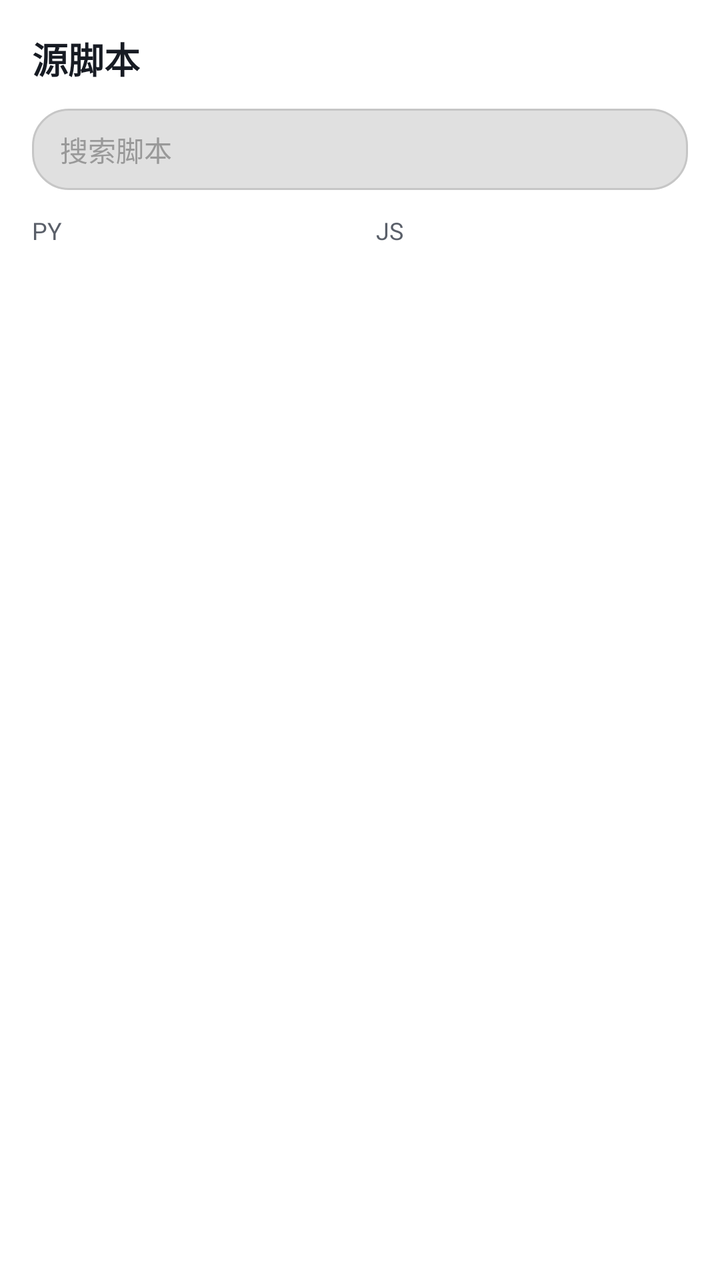
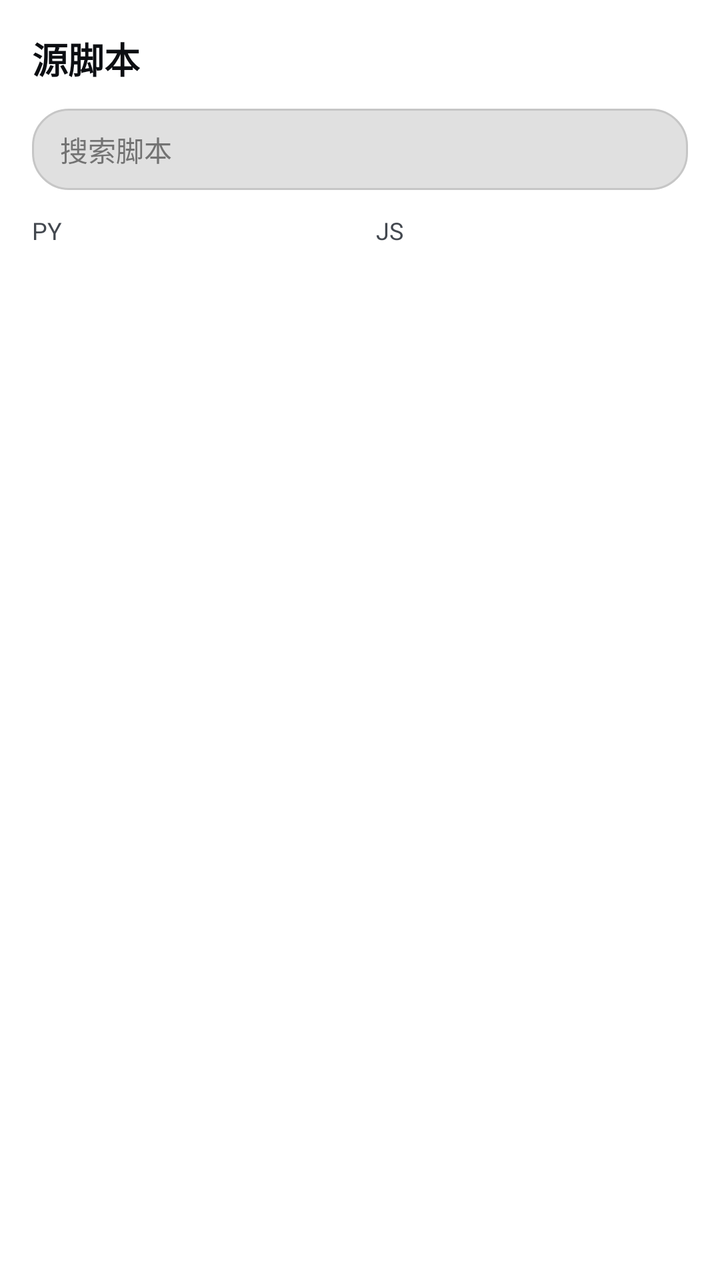

The first picture is an Android layout as it rendered before a commit; the second is the same layout after the commit. The layout source and the unified diff follow.
<!-- AndroidManifest.xml: another module's application theme Theme.App -->
<!-- res/layout/dialog_source_scripts.xml -->
<?xml version="1.0" encoding="utf-8"?>
<LinearLayout xmlns:android="http://schemas.android.com/apk/res/android"
    android:layout_width="match_parent"
    android:layout_height="wrap_content"
    android:orientation="vertical"
    android:background="@drawable/dialog_glass"
    android:padding="16dp">

    <TextView
        android:layout_width="wrap_content"
        android:layout_height="wrap_content"
        android:text="源脚本"
        android:textColor="#171B23"
        android:textSize="18sp"
        android:textStyle="bold"
        android:layout_marginBottom="12dp" />

    <EditText
        android:id="@+id/et_search"
        android:layout_width="match_parent"
        android:layout_height="wrap_content"
        android:layout_marginBottom="12dp"
        android:background="@drawable/shape_dialog_glass_input"
        android:hint="搜索脚本"
        android:textColor="#171B23"
        android:textColorHint="#999999"
        android:textSize="14sp"
        android:singleLine="true"
        android:imeOptions="actionSearch"
        android:inputType="text" />

    <LinearLayout
        android:id="@+id/layout_columns"
        android:layout_width="match_parent"
        android:layout_height="wrap_content"
        android:orientation="horizontal">

        <LinearLayout
            android:id="@+id/column_py"
            android:layout_width="0dp"
            android:layout_height="wrap_content"
            android:layout_weight="1"
            android:orientation="vertical"
            android:layout_marginEnd="8dp">

            <TextView
                android:layout_width="wrap_content"
                android:layout_height="wrap_content"
                android:text="PY"
                android:textColor="#5A5F69"
                android:textSize="12sp"
                android:layout_marginBottom="8dp" />

            <androidx.recyclerview.widget.RecyclerView
                android:id="@+id/rv_py"
                android:layout_width="match_parent"
                android:layout_height="250dp" />
        </LinearLayout>

        <LinearLayout
            android:id="@+id/column_js"
            android:layout_width="0dp"
            android:layout_height="wrap_content"
            android:layout_weight="1"
            android:orientation="vertical"
            android:layout_marginStart="8dp">

            <TextView
                android:layout_width="wrap_content"
                android:layout_height="wrap_content"
                android:text="JS"
                android:textColor="#5A5F69"
                android:textSize="12sp"
                android:layout_marginBottom="8dp" />

            <androidx.recyclerview.widget.RecyclerView
                android:id="@+id/rv_js"
                android:layout_width="match_parent"
                android:layout_height="250dp" />
        </LinearLayout>
    </LinearLayout>

    <TextView
        android:id="@+id/tv_empty"
        android:layout_width="wrap_content"
        android:layout_height="wrap_content"
        android:text="暂无脚本，去插件管理导入"
        android:textColor="#5A5F69"
        android:textSize="14sp"
        android:layout_gravity="center"
        android:padding="24dp"
        android:visibility="gone" />
</LinearLayout>
<!-- resources referenced by this layout -->
<resources>
  <!-- drawable dialog_glass (drawable) -->
  <?xml version="1.0" encoding="utf-8"?>
  <shape xmlns:android="http://schemas.android.com/apk/res/android"
      android:shape="rectangle">
      <solid android:color="#D9FFFFFF" />
      <stroke
          android:width="1dp"
          android:color="#33FFFFFF" />
      <corners android:radius="16dp" />
  </shape>
  <!-- drawable shape_dialog_glass_input (drawable) -->
  <?xml version="1.0" encoding="utf-8"?>
  <shape xmlns:android="http://schemas.android.com/apk/res/android"
      android:shape="rectangle">
  
      <corners android:radius="18dp" />
  
      <solid android:color="#E0E0E0" />
  
      <stroke
          android:width="1dp"
          android:color="#C6C6C6" />
  
      <padding
          android:bottom="10dp"
          android:left="14dp"
          android:right="14dp"
          android:top="10dp" />
  
  </shape>
  <style name="Theme.App" parent="Theme.XingChen">
          <item name="android:windowDisablePreview">true</item>
          <item name="android:windowSplashScreenBackground">#000000</item>
          <item name="android:windowBackground">#000000</item>
      </style>
  <style name="Theme.XingChen" parent="Theme.Material3.DayNight.NoActionBar">
          <item name="android:windowBackground">@android:color/transparent</item>
                <item name="android:colorBackground">@android:color/transparent</item>
          <item name="colorPrimary">#f0a400</item>
          <item name="colorPrimaryVariant">#c07f00</item>
          <item name="colorOnPrimary">@android:color/white</item>
      </style>
</resources>

<!-- the commit's change to res/layout/dialog_source_scripts.xml (unified diff, before → after) -->
@@ -10,7 +10,7 @@
         android:layout_width="wrap_content"
         android:layout_height="wrap_content"
         android:text="源脚本"
-        android:textColor="#171B23"
+        android:textColor="#0C0E12"
         android:textSize="18sp"
         android:textStyle="bold"
         android:layout_marginBottom="12dp" />
@@ -22,8 +22,8 @@
         android:layout_marginBottom="12dp"
         android:background="@drawable/shape_dialog_glass_input"
         android:hint="搜索脚本"
-        android:textColor="#171B23"
-        android:textColorHint="#999999"
+        android:textColor="#0C0E12"
+        android:textColorHint="#737373"
         android:textSize="14sp"
         android:singleLine="true"
         android:imeOptions="actionSearch"
@@ -47,7 +47,7 @@
                 android:layout_width="wrap_content"
                 android:layout_height="wrap_content"
                 android:text="PY"
-                android:textColor="#5A5F69"
+                android:textColor="#43484F"
                 android:textSize="12sp"
                 android:layout_marginBottom="8dp" />
 
@@ -69,7 +69,7 @@
                 android:layout_width="wrap_content"
                 android:layout_height="wrap_content"
                 android:text="JS"
-                android:textColor="#5A5F69"
+                android:textColor="#43484F"
                 android:textSize="12sp"
                 android:layout_marginBottom="8dp" />
 
@@ -85,7 +85,7 @@
         android:layout_width="wrap_content"
         android:layout_height="wrap_content"
         android:text="暂无脚本，去插件管理导入"
-        android:textColor="#5A5F69"
+        android:textColor="#43484F"
         android:textSize="14sp"
         android:layout_gravity="center"
         android:padding="24dp"
